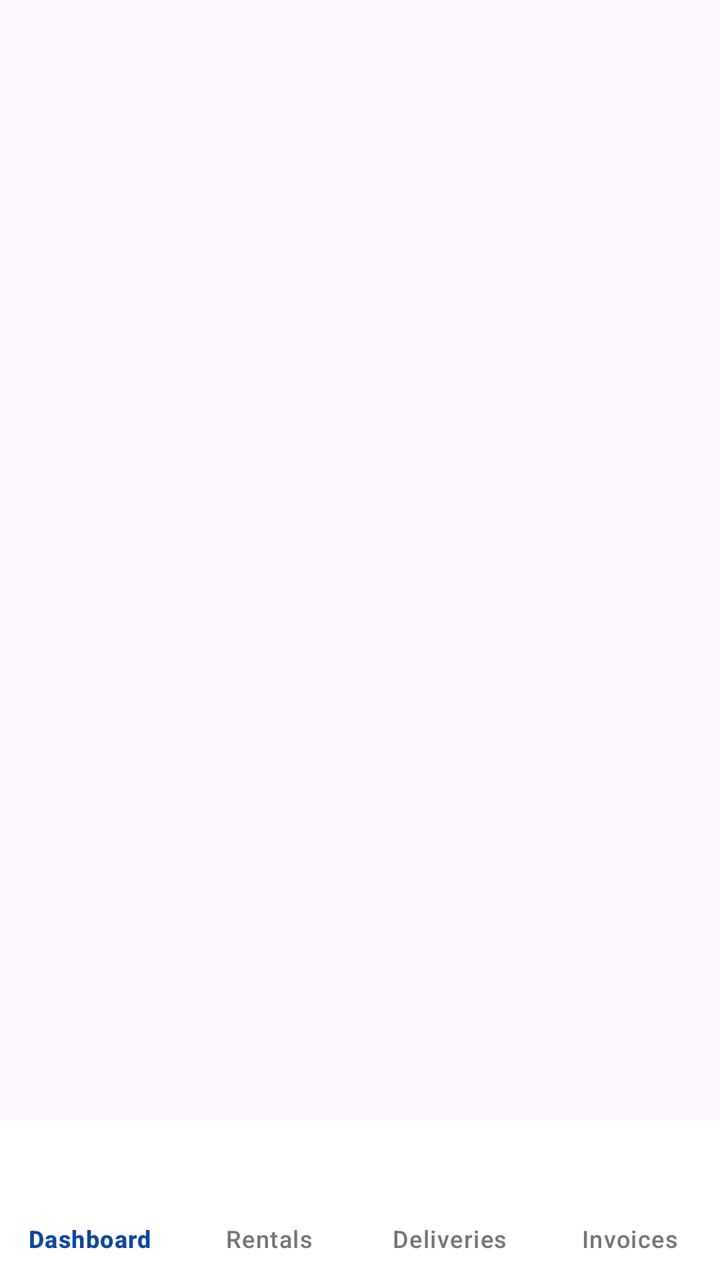
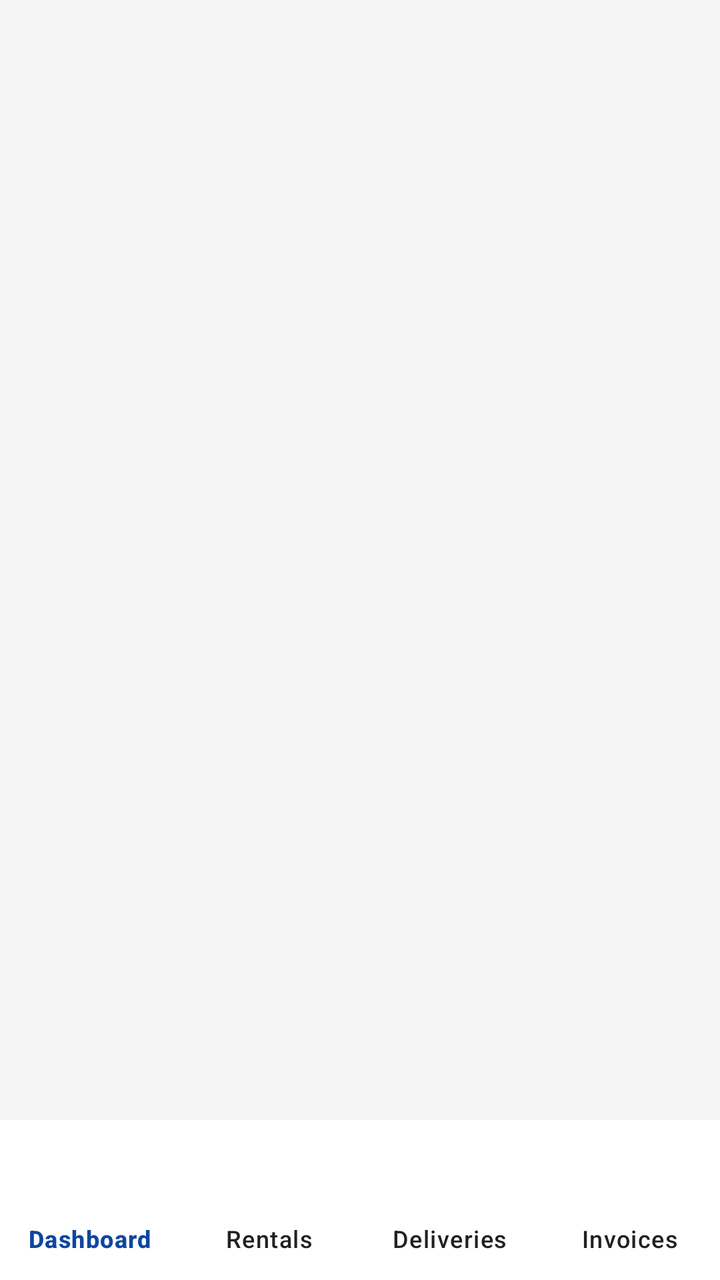

Before-and-after screenshots of an Android layout around one commit, followed by the original layout XML and the change that was made.
<!-- AndroidManifest.xml: application theme Theme.SecureAFenceAdministrator -->
<!-- res/layout/activity_main.xml -->
<?xml version="1.0" encoding="utf-8"?>
<androidx.constraintlayout.widget.ConstraintLayout xmlns:android="http://schemas.android.com/apk/res/android"
    xmlns:app="http://schemas.android.com/apk/res-auto"
    android:layout_width="match_parent"
    android:layout_height="match_parent">

    <FrameLayout
        android:id="@+id/fragment_container"
        android:layout_width="0dp"
        android:layout_height="0dp"
        app:layout_constraintBottom_toTopOf="@+id/bottom_navigation"
        app:layout_constraintEnd_toEndOf="parent"
        app:layout_constraintStart_toStartOf="parent"
        app:layout_constraintTop_toTopOf="parent" />

    <com.google.android.material.bottomnavigation.BottomNavigationView
        android:id="@+id/bottom_navigation"
        android:layout_width="0dp"
        android:layout_height="wrap_content"
        android:background="@android:color/white"
        app:labelVisibilityMode="labeled"
        app:itemTextColor="@color/nav_item_color"
        app:itemIconTint="@color/nav_item_color"
        app:layout_constraintBottom_toBottomOf="parent"
        app:layout_constraintEnd_toEndOf="parent"
        app:layout_constraintStart_toStartOf="parent"
        app:menu="@menu/bottom_nav_menu" />

</androidx.constraintlayout.widget.ConstraintLayout>
<!-- resources referenced by this layout -->
<resources>
  <style name="Theme.SecureAFenceAdministrator" parent="Theme.Material3.DayNight.NoActionBar">
          <item name="colorPrimary">@color/primary_blue</item>
          <item name="android:textColorPrimary">@color/text_dark</item>
      </style>
  <color name="primary_blue">#FF0D47A1</color>
  <color name="text_dark">#FF212121</color>
</resources>

<!-- the commit's change to res/layout/activity_main.xml (unified diff, before → after) -->
@@ -17,7 +17,8 @@
         android:id="@+id/bottom_navigation"
         android:layout_width="0dp"
         android:layout_height="wrap_content"
-        android:background="@android:color/white"
+        android:background="@color/surface_white"
+        android:elevation="8dp"
         app:labelVisibilityMode="labeled"
         app:itemTextColor="@color/nav_item_color"
         app:itemIconTint="@color/nav_item_color"
<!-- resource entries referenced after the edit -->
@@ -1,10 +1,13 @@
 <!-- resources referenced by this layout -->
 <resources>
-  <style name="Theme.SecureAFenceAdministrator" parent="Theme.Material3.DayNight.NoActionBar">
+  <color name="surface_white">#FFFFFFFF</color>
+  <style name="Theme.SecureAFenceAdministrator" parent="Theme.Material3.Light.NoActionBar">
           <item name="colorPrimary">@color/primary_blue</item>
           <item name="android:textColorPrimary">@color/text_dark</item>
+          <item name="android:windowBackground">@color/background_light</item>
       </style>
   <color name="primary_blue">#FF0D47A1</color>
   <color name="text_dark">#FF212121</color>
+  <color name="background_light">#FFF5F5F5</color>
 </resources>
 
